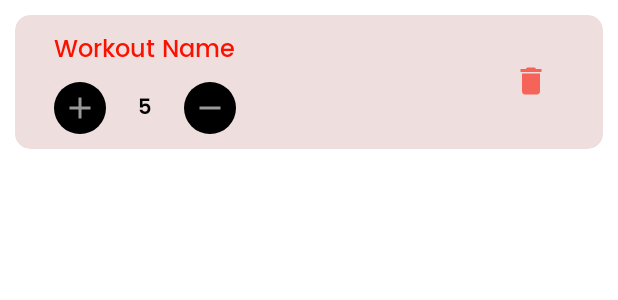
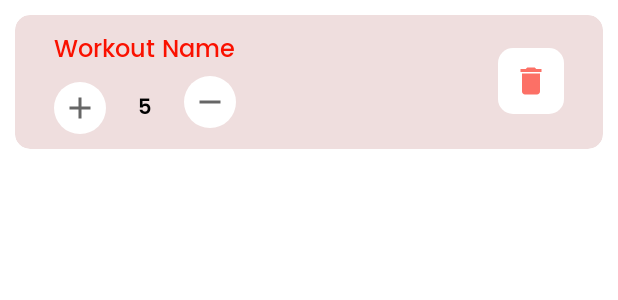
Before and after one commit to sagarkhawse/WorkoutProgramList, an Android app: the layout item_workout.xml on its own in the app's theme, with its tools: preview values and no code run, on a phone screen of 412 x 824 dp. Shown: the top 300 px of the screen. Run offline under Robolectric (Android 15) with nearby library versions, the phone set to English and light mode, and no system bars.

Commit message:
App Completed

```diff
--- a/app/src/main/java/com/laboontech/kotlinworkoutlist/ui/workoutlist/MainActivity.kt
+++ b/app/src/main/java/com/laboontech/kotlinworkoutlist/ui/workoutlist/MainActivity.kt
@@ -2,6 +2,7 @@ package com.laboontech.kotlinworkoutlist.ui.workoutlist
 
 import androidx.appcompat.app.AppCompatActivity
 import android.os.Bundle
+import androidx.appcompat.app.AppCompatDelegate
 import androidx.lifecycle.Observer
 import androidx.lifecycle.ViewModelProviders
 import com.laboontech.kotlinworkoutlist.R
--- a/app/src/main/res/layout/item_workout.xml
+++ b/app/src/main/res/layout/item_workout.xml
@@ -41,8 +41,8 @@
 
         <ImageView
             android:id="@+id/add"
-            app:tint="@color/white"
-            android:backgroundTint="@color/black"
+            app:tint="@color/black"
+            android:backgroundTint="@color/white"
             android:padding="5sp"
             android:background="@drawable/bg_circle"
             android:foreground="?attr/selectableItemBackgroundBorderless"
@@ -61,6 +61,7 @@
             android:layout_height="wrap_content"
             android:layout_marginEnd="16dp"
             android:padding="10dp"
+            android:background="@drawable/bg_curve_rectangle"
             app:layout_constraintBottom_toBottomOf="parent"
             app:layout_constraintEnd_toEndOf="parent"
             app:layout_constraintTop_toTopOf="parent"
@@ -70,19 +71,18 @@
 
         <ImageView
             android:id="@+id/minus"
-            app:tint="@color/white"
-            android:backgroundTint="@color/black"
-            android:padding="5sp"
-            android:background="@drawable/bg_circle"
-            android:foreground="?attr/selectableItemBackgroundBorderless"
             android:layout_width="wrap_content"
             android:layout_height="wrap_content"
             android:layout_marginStart="16dp"
-            android:layout_marginTop="8dp"
+            android:layout_marginTop="4dp"
+            android:background="@drawable/bg_circle"
+            android:foreground="?attr/selectableItemBackgroundBorderless"
+            android:padding="5sp"
             app:layout_constraintStart_toEndOf="@+id/tvSets"
             app:layout_constraintTop_toBottomOf="@+id/tvWorkoutName"
             app:srcCompat="@drawable/ic_minus"
-   />
+            app:tint="@color/black"
+            android:backgroundTint="@color/white"/>
     </androidx.constraintlayout.widget.ConstraintLayout>
 
 
```
